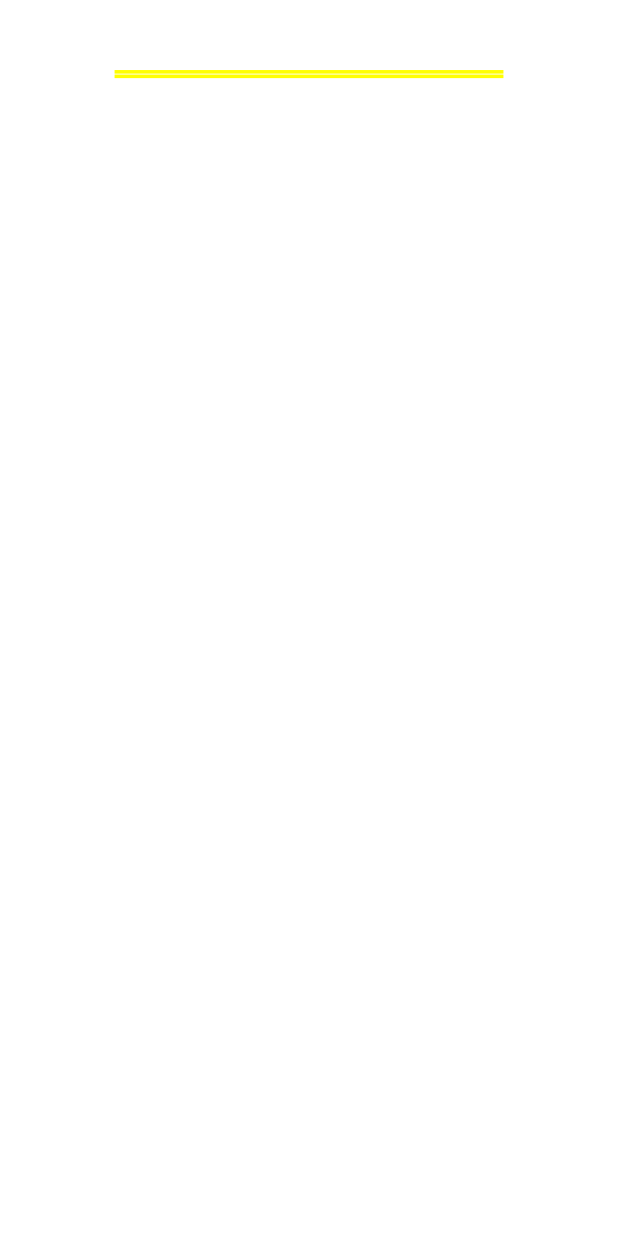
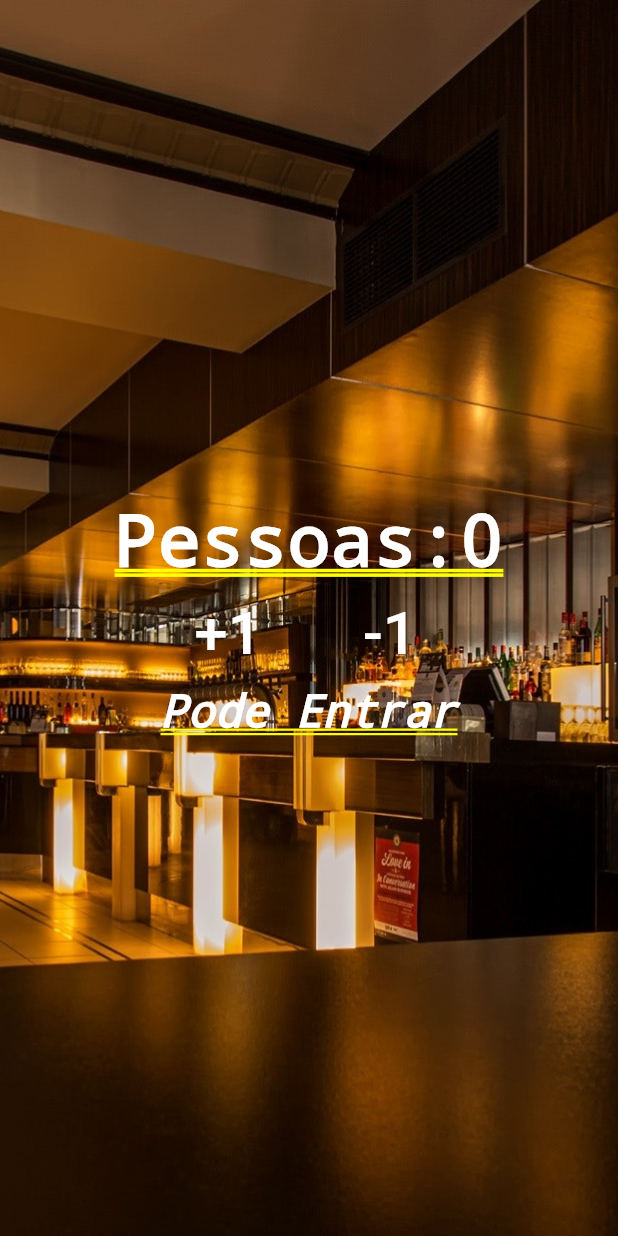
Before and after one commit to Dieiverson/Flutter_Apps, a Flutter app: the screen it shows after launch, on a phone screen of 412 x 824 dp. Run offline on Flutter 3.47's test engine with Material 2 defaults, Android fonts, the phone set to English and light mode, and no system bars.

Commit message:
Design contador de pessoas

```diff
--- a/contador_pessoas/lib/main.dart
+++ b/contador_pessoas/lib/main.dart
@@ -3,11 +3,45 @@ import 'package:flutter/material.dart';
 void main() {
   runApp(new MaterialApp(
       title: "Contador de Pessoas",
-      home: Column(
-        children: <Widget>[
-          Text("Pessoas:0",
-              style:
-                  TextStyle(color: Colors.white, fontWeight: FontWeight.bold))
-        ],
-      )));
+      home: Home()
+  ));
 }
+
+class Home extends StatefulWidget {
+  @override
+  _HomeState createState() => _HomeState();
+}
+
+class _HomeState extends State<Home> {
+  @override
+  Widget build(BuildContext context) {
+    return Stack(
+      children: [
+        Image.asset("images/restaurant.jpg", fit: BoxFit.cover,height: 1000.0),
+        Column(
+          mainAxisAlignment: MainAxisAlignment.center,
+          children: <Widget>[
+            Text("Pessoas:0",
+                style:
+                TextStyle(color: Colors.white, fontWeight: FontWeight.bold)),
+            Row(mainAxisAlignment: MainAxisAlignment.center, children: [
+              Padding(padding: EdgeInsets.all(10.0), child: FlatButton(
+                  onPressed: null,
+                  child: Text("+1",
+                      style: TextStyle(fontSize: 40.0, color: Colors.white)))),
+              Padding(padding: EdgeInsets.all(10.0), child: FlatButton(
+                  onPressed: null,
+                  child: Text("-1",
+                      style: TextStyle(fontSize: 40.0, color: Colors.white)))),
+            ]),
+            Text("Pode Entrar",
+                style: TextStyle(
+                    color: Colors.white,
+                    fontStyle: FontStyle.italic,
+                    fontSize: 30.0))
+          ],
+        )
+      ],
+    );
+  }
+}
--- a/contador_pessoas/pubspec.yaml
+++ b/contador_pessoas/pubspec.yaml
@@ -48,7 +48,8 @@ flutter:
   # assets:
   #   - images/a_dot_burr.jpeg
   #   - images/a_dot_ham.jpeg
-
+  assets:
+    - images/restaurant.jpg
   # An image asset can refer to one or more resolution-specific "variants", see
   # https://flutter.dev/assets-and-images/#resolution-aware.
 
```
Also changed, not shown: contador_pessoas/images/restaurant.jpg (added).
